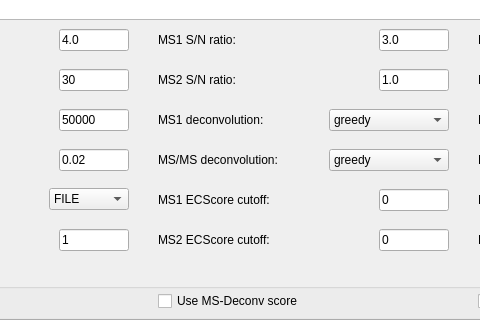
Before: the Qt Designer form src/gui/topdia/topdiadialog.ui in toppic-suite/toppic-suite, drawn with Qt 5; both pictures show x 206 to 686 and y 141 to 461 of the 1103 by 685 pixel window.
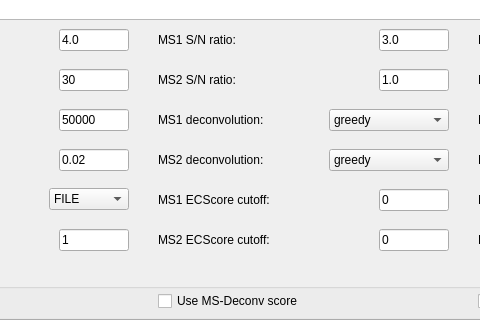
After: the same form once the commit is applied. Icons and pictures are not drawn.

Commit message:
topdia_gui: "MS/MS deconvolution" label renamed "MS2 deconvolution", as in topfd_gui
Claude-Session: https://claude.ai/code/session_01X5qkmEWbh4xD3tEKPGcGH7

The edit to the form file:
```diff
--- a/src/gui/topdia/topdiadialog.ui
+++ b/src/gui/topdia/topdiadialog.ui
@@ -1246,7 +1246,7 @@
         <string>&lt;html&gt;&lt;head/&gt;&lt;body&gt;&lt;p&gt;Deconvolution method of MS/MS spectra: msdeconv (default), the MS-Deconv dynamic programming; greedy, TopFD's default greedy search adapted to fragment ions; or flashdeconv, the FLASHDeconv algorithm (experimental). Frag num filtering is not used with flashdeconv. (topdia -q, --ms2-deconv)&lt;/p&gt;&lt;/body&gt;&lt;/html&gt;</string>
        </property>
        <property name="text">
-        <string>MS/MS deconvolution:</string>
+        <string>MS2 deconvolution:</string>
        </property>
       </widget>
      </item>
```
The commit also changes 2 other files.
